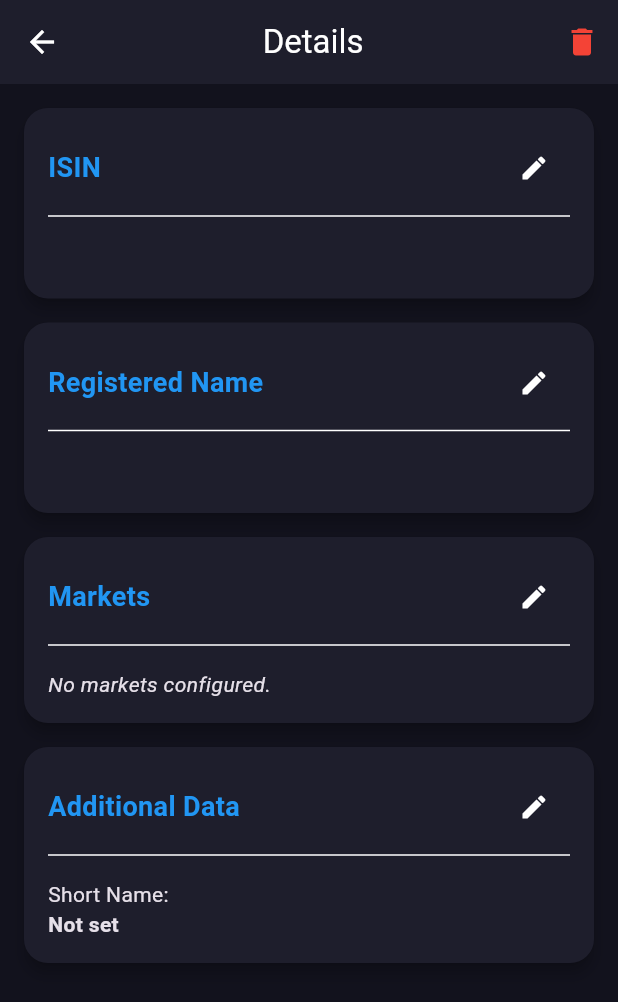
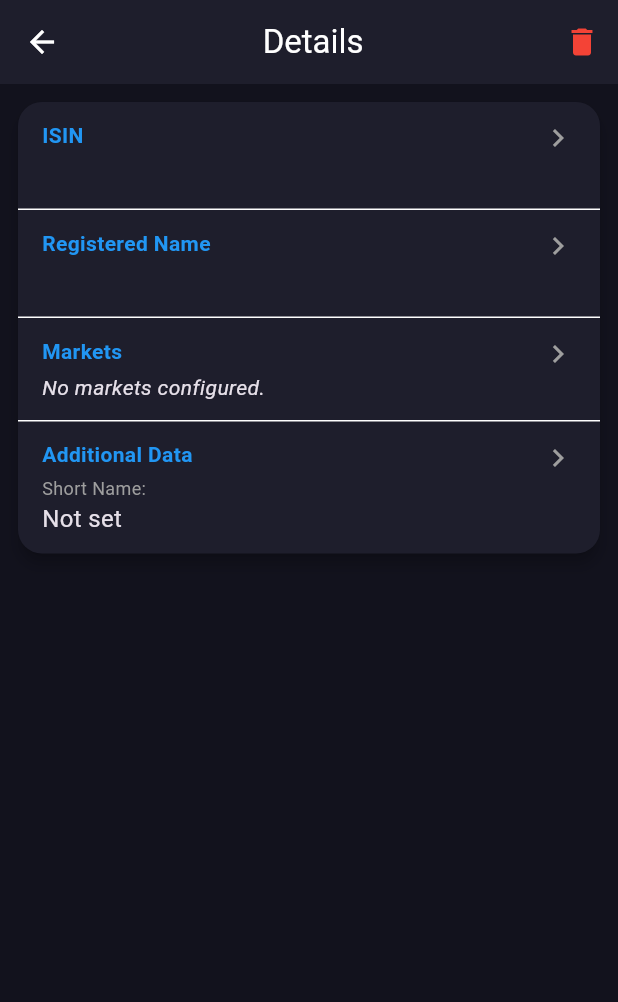
Before and after one commit to garrese/pocket-isins, a Flutter app: the IsinSummaryScreen screen opened directly with empty values, on a phone screen of 412 x 824 dp. Shown: the top 1002 px of the screen. Run offline on Flutter 3.47's test engine with Material 3 defaults, Android fonts, the phone set to English and light mode, and no system bars; our stand-ins replace dio, drift, file_picker, fl_chart, flutter_riverpod, flutter_secure_storage and 6 more; missing offline and left inert: sqlite3, talker_dio_logger; accounts and stored records are empty; generated files the repository leaves out were written again.

Commit message:
refactor: compress ISIN wizard layout and summary screen
- Removed 'Step X' labels from AppBar titles across all wizard screens
- Reduced main body padding from 16 to 8 for a more compact design
- Replaced static text labels for ISIN/Registered names in wizard bodies with cleaner layout
- Added expandable/collapsible sections for 'Found Markets' and 'Added Markets' to conserve space
- Re-styled 'IsinSummaryScreen' with an InkWell ListTile approach, removing bulky standalone cards and dividers

Co-authored-by: garrese <49403460+garrese@users.noreply.github.com>

```diff
--- a/lib/features/portfolio/presentation/screens/isin_summary_screen.dart
+++ b/lib/features/portfolio/presentation/screens/isin_summary_screen.dart
@@ -90,7 +90,8 @@ class IsinSummaryScreen extends ConsumerWidget {
         ],
       ),
       body: SingleChildScrollView(
-        padding: const EdgeInsets.all(16.0),
+        padding: const EdgeInsets.all(8.0),
+        child: Card(
           child: Column(
             crossAxisAlignment: CrossAxisAlignment.stretch,
             children: [
@@ -106,6 +107,7 @@ class IsinSummaryScreen extends ConsumerWidget {
                   _navigateToEdit(context, IsinStepScreen(formData: formData));
                 },
               ),
+              const Divider(height: 1),
               _buildSection(
                 context,
                 title: 'Registered Name',
@@ -117,10 +119,12 @@ class IsinSummaryScreen extends ConsumerWidget {
                   final formData = _createFormData();
                   _navigateToEdit(
                     context,
-                  RegisteredNameStepScreen(formData: formData, isEditing: true),
+                    RegisteredNameStepScreen(
+                        formData: formData, isEditing: true),
                   );
                 },
               ),
+              const Divider(height: 1),
               _buildSection(
                 context,
                 title: 'Markets',
@@ -136,7 +140,7 @@ class IsinSummaryScreen extends ConsumerWidget {
                       : currentIsin.tickers
                           .map(
                             (t) => Padding(
-                            padding: const EdgeInsets.only(bottom: 4.0),
+                              padding: const EdgeInsets.only(bottom: 2.0),
                               child: Text('${t.symbol} (${t.currency})'),
                             ),
                           )
@@ -144,21 +148,24 @@ class IsinSummaryScreen extends ConsumerWidget {
                 ),
                 onEdit: () {
                   final formData = _createFormData();
-                _navigateToEdit(context, MarketsStepScreen(formData: formData, isEditing: true));
+                  _navigateToEdit(context,
+                      MarketsStepScreen(formData: formData, isEditing: true));
                 },
               ),
+              const Divider(height: 1),
               _buildSection(
                 context,
                 title: 'Additional Data',
                 content: Column(
                   crossAxisAlignment: CrossAxisAlignment.start,
                   children: [
-                  const Text('Short Name:'),
+                    const Text('Short Name:',
+                        style: TextStyle(fontSize: 12, color: Colors.grey)),
                     Text(
                       currentIsin.shortName?.isNotEmpty == true
                           ? currentIsin.shortName!
                           : 'Not set',
-                    style: const TextStyle(fontWeight: FontWeight.bold),
+                      style: const TextStyle(fontSize: 16),
                     ),
                   ],
                 ),
@@ -166,11 +173,13 @@ class IsinSummaryScreen extends ConsumerWidget {
                   final formData = _createFormData();
                   _navigateToEdit(
                     context,
-                  AdditionalDataStepScreen(formData: formData, isEditing: true),
+                    AdditionalDataStepScreen(
+                        formData: formData, isEditing: true),
                   );
                 },
               ),
             ],
+          ),
         ),
       ),
     );
@@ -182,34 +191,31 @@ class IsinSummaryScreen extends ConsumerWidget {
     required Widget content,
     required VoidCallback onEdit,
   }) {
-    return Card(
-      margin: const EdgeInsets.only(bottom: 16.0),
+    return InkWell(
+      onTap: onEdit,
       child: Padding(
-        padding: const EdgeInsets.all(16.0),
+        padding: const EdgeInsets.symmetric(horizontal: 16.0, vertical: 12.0),
+        child: Row(
+          crossAxisAlignment: CrossAxisAlignment.start,
+          children: [
+            Expanded(
               child: Column(
                 crossAxisAlignment: CrossAxisAlignment.start,
-          children: [
-            Row(
-              mainAxisAlignment: MainAxisAlignment.spaceBetween,
                 children: [
                   Text(
                     title,
                     style: const TextStyle(
-                    fontSize: 18,
+                      fontSize: 14,
                       fontWeight: FontWeight.bold,
                       color: Colors.blue,
                     ),
                   ),
-                IconButton(
-                  icon: const Icon(Icons.edit, size: 20),
-                  onPressed: onEdit,
-                  tooltip: 'Edit $title',
-                ),
+                  const SizedBox(height: 4),
+                  content,
                 ],
               ),
-            const Divider(),
-            const SizedBox(height: 8),
-            content,
+            ),
+            const Icon(Icons.chevron_right, color: Colors.grey),
           ],
         ),
       ),
```
Also changed, not shown: lib/features/portfolio/presentation/screens/additional_data_step_screen.dart (+4 -3 lines), lib/features/portfolio/presentation/screens/isin_step_screen.dart (+4 -3 lines), lib/features/portfolio/presentation/screens/markets_step_screen.dart (+54 -16 lines), lib/features/portfolio/presentation/screens/registered_name_step_screen.dart (+9 -10 lines). Lines whose indentation alone changed are shown as unchanged.
